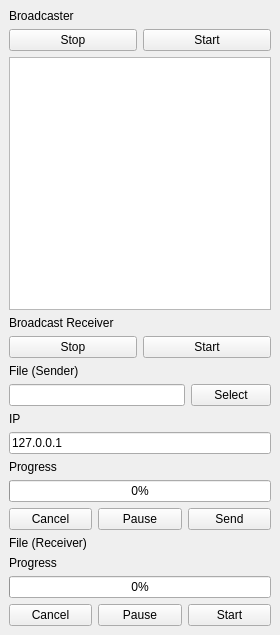
First picture: the form in src/FileePrototype/mainwindow.ui, repository RapDoodle/Filee, before the edit.
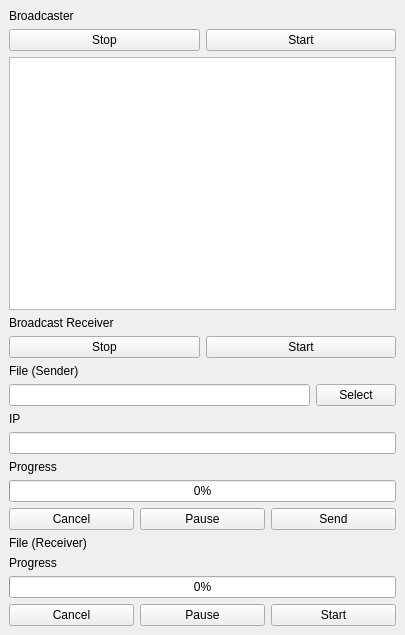
Second picture: the form after the edit.

```diff
--- a/src/FileePrototype/mainwindow.ui
+++ b/src/FileePrototype/mainwindow.ui
@@ -6,7 +6,7 @@
    <rect>
     <x>0</x>
     <y>0</y>
-    <width>280</width>
+    <width>405</width>
     <height>635</height>
    </rect>
   </property>
@@ -125,7 +125,7 @@
       <item>
        <widget class="QLineEdit" name="IpLineEdit">
         <property name="text">
-         <string>127.0.0.1</string>
+         <string/>
         </property>
        </widget>
       </item>
```
Left out of the diff: 2 changed lines with no effect on the pictures.
